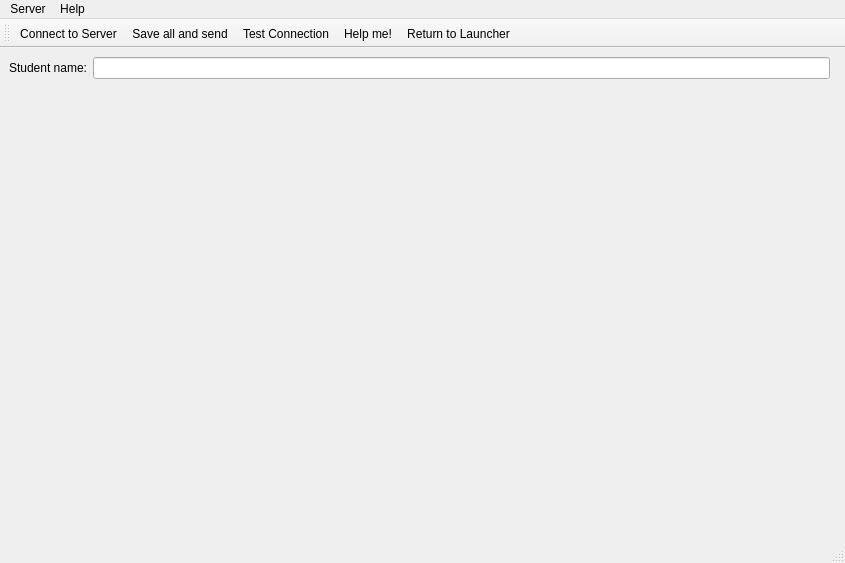
timattt/Cognitia-II, file Sources/App/StudentClient/studentclient.ui: the form before one commit.
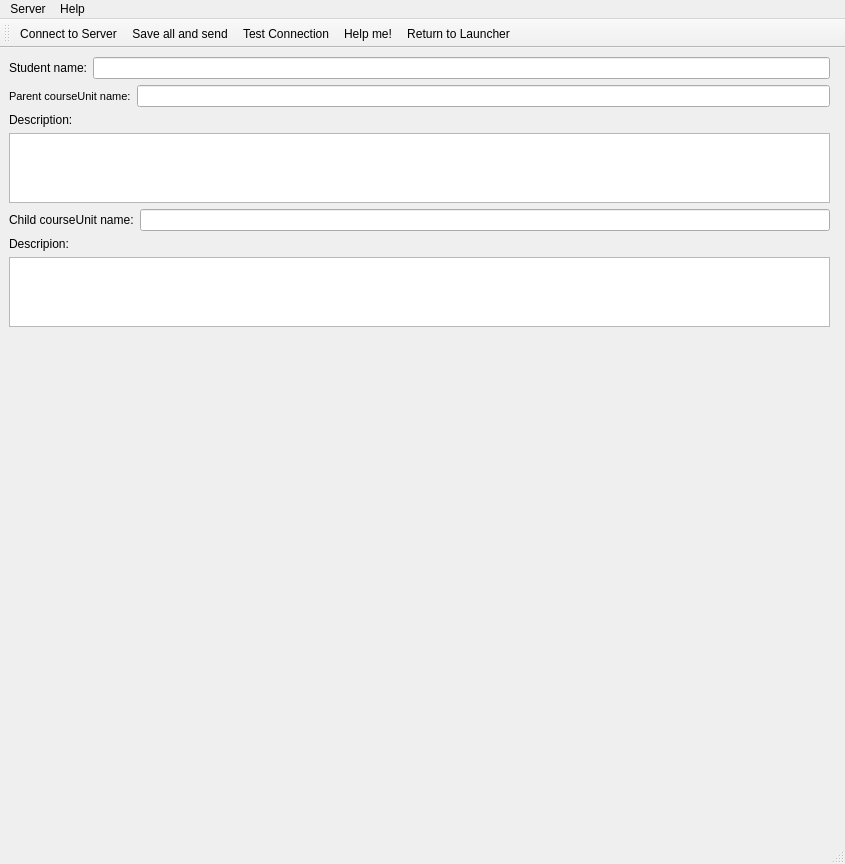
The form after the commit. Custom widgets are drawn as their Qt base class.

Commit message: CourseUnitViewer | Fix | SUPER ERROR WITH NOT INITIALIZED FIELD IS FIXED

Diff of the .ui file:
```diff
--- a/Sources/App/StudentClient/studentclient.ui
+++ b/Sources/App/StudentClient/studentclient.ui
@@ -14,30 +14,98 @@
    <string>MainWindow</string>
   </property>
   <widget class="QWidget" name="centralwidget">
-   <layout class="QHBoxLayout" name="horizontalLayout">
+   <layout class="QHBoxLayout" name="horizontalLayout_4">
     <item>
      <layout class="QVBoxLayout" name="verticalLayout">
       <item>
-       <layout class="QFormLayout" name="formLayout">
-        <item row="0" column="1">
-         <widget class="QLineEdit" name="studentNameField"/>
-        </item>
-        <item row="0" column="0">
-         <widget class="QLabel" name="studentNameLabel">
+       <layout class="QHBoxLayout" name="horizontalLayout_3">
+        <item>
+         <widget class="QLabel" name="label_5">
           <property name="text">
            <string>Student name:</string>
           </property>
          </widget>
         </item>
-        <item row="0" column="1">
-         <widget class="QLabel" name="StudentName">
+        <item>
+         <widget class="QLineEdit" name="StudentName">
+          <property name="readOnly">
+           <bool>true</bool>
+          </property>
+         </widget>
+        </item>
+       </layout>
+      </item>
+      <item>
+       <layout class="QHBoxLayout" name="horizontalLayout">
+        <item>
+         <widget class="QLabel" name="label">
+          <property name="font">
+           <font>
+            <pointsize>8</pointsize>
+            <weight>50</weight>
+            <bold>false</bold>
+           </font>
+          </property>
           <property name="text">
-           <string/>
+           <string>Parent courseUnit name:</string>
           </property>
          </widget>
         </item>
+        <item>
+         <widget class="QLineEdit" name="parentCu">
+          <property name="readOnly">
+           <bool>true</bool>
+          </property>
+         </widget>
+        </item>
        </layout>
       </item>
+      <item>
+       <widget class="QLabel" name="label_2">
+        <property name="text">
+         <string>Description:</string>
+        </property>
+       </widget>
+      </item>
+      <item>
+       <widget class="QTextEdit" name="parentDescr">
+        <property name="readOnly">
+         <bool>true</bool>
+        </property>
+       </widget>
+      </item>
+      <item>
+       <layout class="QHBoxLayout" name="horizontalLayout_2">
+        <item>
+         <widget class="QLabel" name="label_3">
+          <property name="text">
+           <string>Child courseUnit name:</string>
+          </property>
+         </widget>
+        </item>
+        <item>
+         <widget class="QLineEdit" name="childCu">
+          <property name="readOnly">
+           <bool>true</bool>
+          </property>
+         </widget>
+        </item>
+       </layout>
+      </item>
+      <item>
+       <widget class="QLabel" name="label_4">
+        <property name="text">
+         <string>Descripion:</string>
+        </property>
+       </widget>
+      </item>
+      <item>
+       <widget class="QTextEdit" name="childDescr">
+        <property name="readOnly">
+         <bool>true</bool>
+        </property>
+       </widget>
+      </item>
       <item>
        <spacer name="verticalSpacer">
         <property name="orientation">
@@ -51,8 +119,15 @@
         </property>
        </spacer>
       </item>
-      <item>
-       <widget class="SkillsFlower" name="flower" native="true"/>
+      <item alignment="Qt::AlignHCenter|Qt::AlignVCenter">
+       <widget class="SkillsFlower" name="flower" native="true">
+        <property name="minimumSize">
+         <size>
+          <width>500</width>
+          <height>500</height>
+         </size>
+        </property>
+       </widget>
       </item>
      </layout>
     </item>
@@ -67,7 +142,7 @@
      <x>0</x>
      <y>0</y>
      <width>845</width>
-     <height>26</height>
+     <height>21</height>
     </rect>
    </property>
    <widget class="QMenu" name="menuServer">
@@ -132,18 +207,18 @@
   </action>
  </widget>
  <customwidgets>
-  <customwidget>
-   <class>CourseUnitViewer</class>
-   <extends>QWidget</extends>
-   <header>CourseUnitViewer/courseunitviewer.h</header>
-   <container>1</container>
-  </customwidget>
   <customwidget>
    <class>SkillsFlower</class>
    <extends>QWidget</extends>
    <header>SkillsFlower/skillsflower.h</header>
    <container>1</container>
   </customwidget>
+  <customwidget>
+   <class>CourseUnitViewer</class>
+   <extends>QWidget</extends>
+   <header>CourseUnitViewer/courseunitviewer.h</header>
+   <container>1</container>
+  </customwidget>
  </customwidgets>
  <resources/>
  <connections/>
```
The commit also changes 6 other files.
